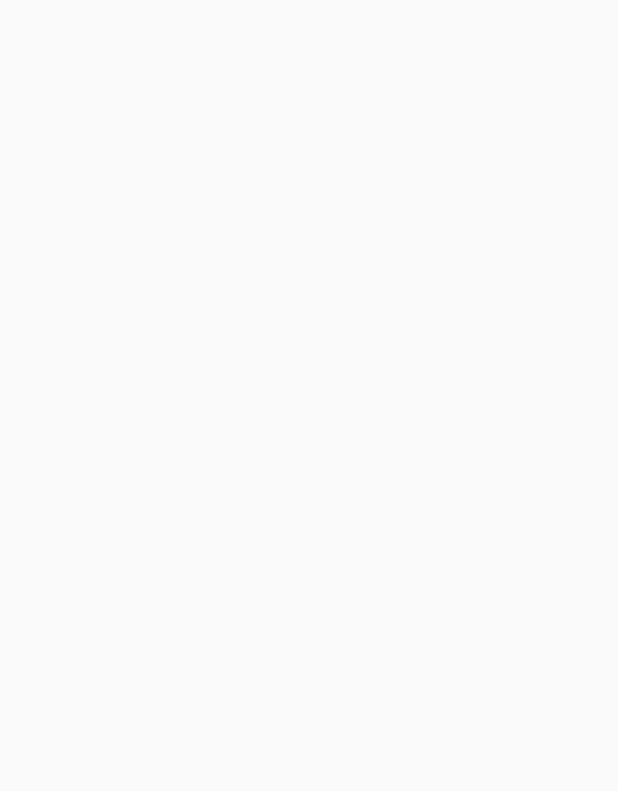
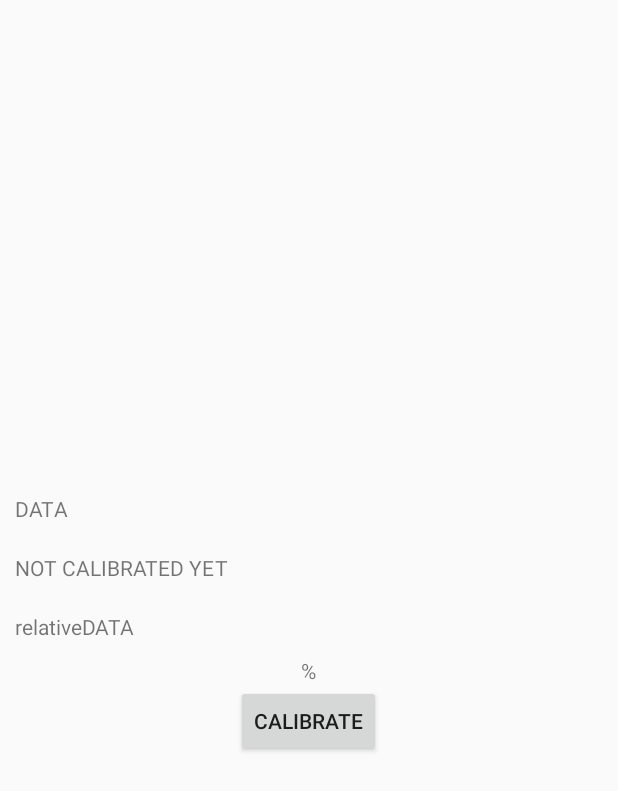
Before and after one commit to Turtle920/AndroidAudioProcess, an Android app: the screen it shows after launch (MainActivity), on a phone screen of 412 x 824 dp. Before the commit the part shown is empty. Shown: the top 791 px of the screen. Run offline under Robolectric (Android 15) with nearby library versions, the phone set to English and light mode, and no system bars.

```diff
--- a/app/src/main/java/com/turtle920/androidaudioprocess/MainActivity.java
+++ b/app/src/main/java/com/turtle920/androidaudioprocess/MainActivity.java
@@ -7,24 +7,36 @@ import android.hardware.SensorEventListener;
 import android.hardware.SensorManager;
 import android.os.Bundle;
 import android.util.Log;
-import android.view.Menu;
+import android.view.View;
+import android.widget.Button;
 import android.widget.TextView;
 
 //实现传感器事件监听：SensorEventListener
-public class MainActivity extends Activity implements SensorEventListener{
+public class MainActivity extends Activity implements SensorEventListener {
 
     private SensorManager sensorManager;
     private Sensor acc_sensor;
     private Sensor mag_sensor;
     //加速度传感器数据
-    float accValues[]=new float[3];
+    float accValues[] = new float[3];
     //地磁传感器数据
-    float magValues[]=new float[3];
+    float magValues[] = new float[3];
     //旋转矩阵，用来保存磁场和加速度的数据
-    float r[]=new float[9];
+    float r[] = new float[9];
     //模拟方向传感器的数据（原始数据为弧度）
-    float values[]=new float[3];
-    int counter=0;
+    float values[] = new float[3];
+    int counter = 0;
+
+    //校准标准值
+    float caliValues[] = new float[3];
+    //校准缓存值
+    float caliValuesCache[] = new float[3];
+    //校准开关
+    boolean caliOn = false;
+    //校准累计次数
+    int caliTimes = 0;
+    //校准时需要读取传感器数据的次数
+    private final int CALI_REQUIREMENT = 500;
 
     @Override
     protected void onCreate(Bundle savedInstanceState) {
@@ -34,18 +46,25 @@ public class MainActivity extends Activity implements SensorEventListener{
         acc_sensor = sensorManager.getDefaultSensor(Sensor.TYPE_ACCELEROMETER);
         mag_sensor = sensorManager.getDefaultSensor(Sensor.TYPE_MAGNETIC_FIELD);
         //给传感器注册监听：
-        sensorManager.registerListener(this, acc_sensor, SensorManager.SENSOR_DELAY_NORMAL);
-        sensorManager.registerListener(this, mag_sensor, SensorManager.SENSOR_DELAY_NORMAL);
+        sensorManager.registerListener(this, acc_sensor, SensorManager.SENSOR_DELAY_FASTEST);
+        sensorManager.registerListener(this, mag_sensor, SensorManager.SENSOR_DELAY_FASTEST);
+
+        Button button = (Button) findViewById(R.id.button_calibrate);
+        button.setOnClickListener(new View.OnClickListener() {
+            @Override
+            public void onClick(View v) {
+                caliOn = true;
+            }
+        });
     }
 
     //传感器状态改变时的回调方法
     @Override
     public void onSensorChanged(SensorEvent event) {
-        if(event.sensor.getType()==Sensor.TYPE_ACCELEROMETER){
-            accValues=event.values;
-        }
-        else if(event.sensor.getType()==Sensor.TYPE_MAGNETIC_FIELD){
-            magValues=event.values;
+        if (event.sensor.getType() == Sensor.TYPE_ACCELEROMETER) {
+            accValues = event.values;
+        } else if (event.sensor.getType() == Sensor.TYPE_MAGNETIC_FIELD) {
+            magValues = event.values;
         }
         /**public static boolean getRotationMatrix (float[] R, float[] I, float[] gravity, float[] geomagnetic)
          * 填充旋转数组r
@@ -63,8 +82,44 @@ public class MainActivity extends Activity implements SensorEventListener{
 
         SensorManager.getOrientation(r, values);
 
-        if (counter++ % 10==1){
-            Log.e("DEBUG", "x:"+Math.toDegrees(values[0])+" y:"+Math.toDegrees(values[1])+" z:"+Math.toDegrees(values[2]));
+        if (caliOn) {
+            //对本次测到的实测值和前面几次进行加权平均
+            caliValuesCache[0] = (caliValuesCache[0] * caliTimes + values[0] * 1) / (caliTimes + 1);
+            caliValuesCache[1] = (caliValuesCache[1] * caliTimes + values[1] * 1) / (caliTimes + 1);
+            caliValuesCache[2] = (caliValuesCache[2] * caliTimes + values[2] * 1) / (caliTimes + 1);
+            caliTimes++;
+            TextView textView = (TextView)findViewById(R.id.textView_percent);
+            textView.setText(""+(caliTimes*100/CALI_REQUIREMENT)+"%");
+        }
+
+        if (caliTimes == CALI_REQUIREMENT) {
+            caliOn = false;
+            caliTimes = 0;
+            //从缓存里把N次平均数赋给校准标准值
+            for (int i = 0; i < 3; i++) {
+                caliValues[i]=caliValuesCache[i];
+            }
+            caliValuesCache[0] = 0;
+            caliValuesCache[1] = 0;
+            caliValuesCache[2] = 0;//清空校准缓存
+            TextView textView = (TextView) findViewById(R.id.textView_cali);
+            textView.setText(String.format("STDOrient: %+f, %+f, %+f",
+                    Math.toDegrees(caliValues[0]), Math.toDegrees(caliValues[1]), Math.toDegrees(caliValues[2])));
+
+        }
+
+        if (counter++ % 10 == 1) {
+            //Log.e("DEBUG", "x:"+Math.toDegrees(values[0])+" y:"+Math.toDegrees(values[1])+" z:"+Math.toDegrees(values[2]));
+            /*Log.e("DEBUG", String.format("Orientation: %+f, %+f, %+f",
+                    Math.toDegrees(values[0]), Math.toDegrees(values[1]), Math.toDegrees(values[2]))
+                    + "");*/
+            TextView textView1 = (TextView) findViewById(R.id.textView_sensorData);
+            textView1.setText(String.format("ABSOrient: %+f, %+f, %+f",
+                    Math.toDegrees(values[0]), Math.toDegrees(values[1]), Math.toDegrees(values[2])));
+
+            TextView textView2 = (TextView) findViewById(R.id.textView_relativeData);
+            textView2.setText(String.format("RLTOrient: %+d, %+d, %+d",
+                    (int)Math.toDegrees(values[0] - caliValues[0]), (int)Math.toDegrees(values[1] - caliValues[1]), (int)Math.toDegrees(values[2] - caliValues[2])));
         }
     }
 
--- a/app/src/main/res/layout/activity_main.xml
+++ b/app/src/main/res/layout/activity_main.xml
@@ -1,8 +1,45 @@
 <?xml version="1.0" encoding="utf-8"?>
-<LinearLayout
-    xmlns:android="http://schemas.android.com/apk/res/android"
+<LinearLayout xmlns:android="http://schemas.android.com/apk/res/android"
     android:layout_width="fill_parent"
     android:layout_height="fill_parent"
+    android:gravity="center"
     android:orientation="vertical">
 
+    <TextView
+        android:id="@+id/textView_sensorData"
+        android:layout_width="wrap_content"
+        android:layout_height="wrap_content"
+        android:layout_gravity="left"
+        android:layout_margin="10dp"
+        android:text="DATA" />
+
+    <TextView
+        android:id="@+id/textView_cali"
+        android:layout_width="wrap_content"
+        android:layout_height="wrap_content"
+        android:layout_gravity="left"
+        android:layout_margin="10dp"
+        android:text="NOT CALIBRATED YET" />
+
+    <TextView
+        android:id="@+id/textView_relativeData"
+        android:layout_width="wrap_content"
+        android:layout_height="wrap_content"
+        android:layout_gravity="left"
+        android:layout_margin="10dp"
+        android:text="relativeDATA" />
+
+    <TextView
+        android:layout_width="wrap_content"
+        android:layout_height="wrap_content"
+        android:id="@+id/textView_percent"
+        android:text="%"/>
+
+    <Button
+        android:id="@+id/button_calibrate"
+        android:layout_width="wrap_content"
+        android:layout_height="wrap_content"
+        android:text="calibrate" />
+
+
 </LinearLayout>
```
